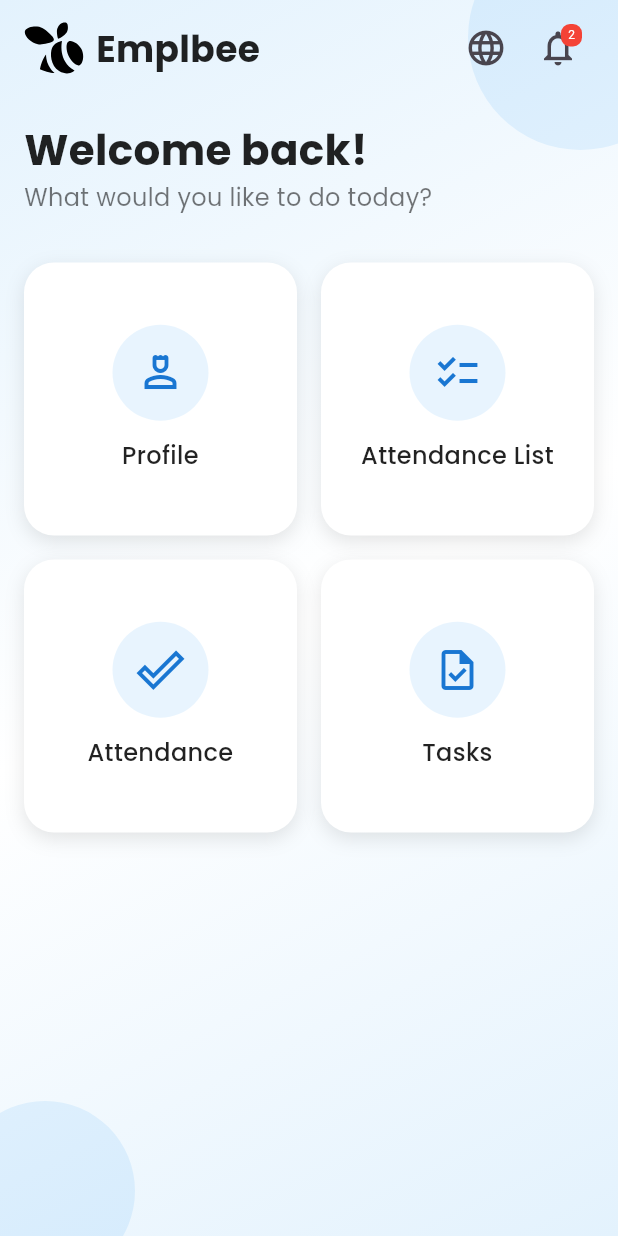
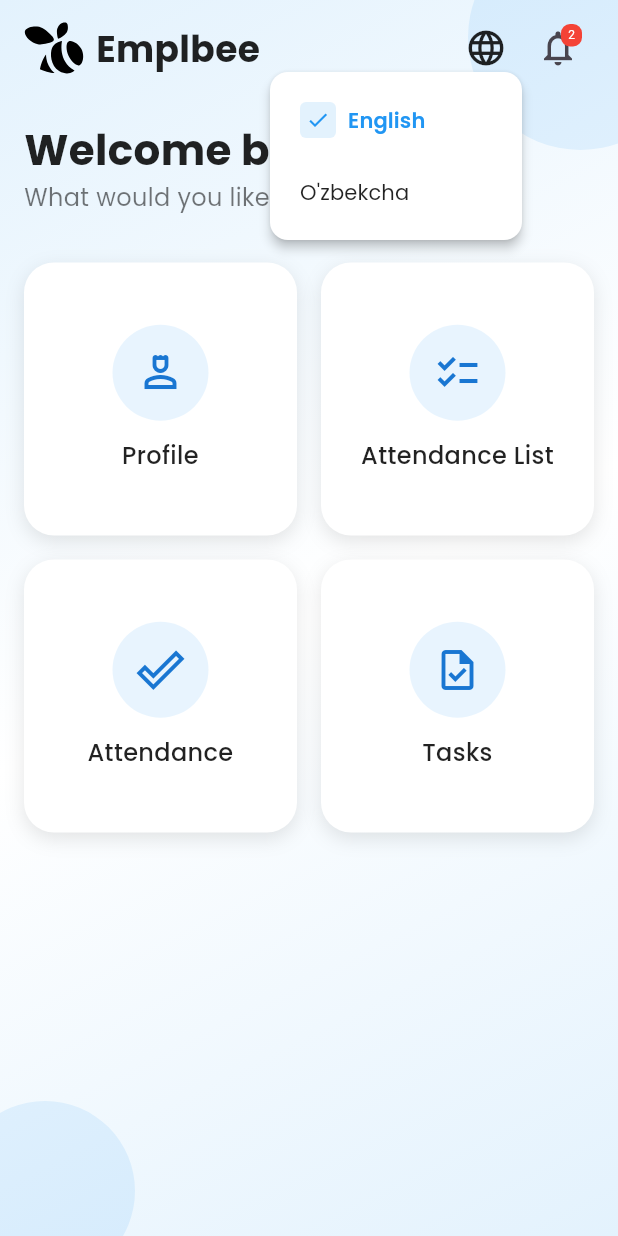
Before and after one commit to IbrokhimSidikov/emplbee_mob, a Flutter app: the HomePage screen opened by its route, after a tap on the "language" icon, on a phone screen of 412 x 824 dp. Run offline on Flutter 3.47's test engine with Material 3 defaults, Android fonts, the phone set to English and light mode, and no system bars; our stand-ins replace animated_text_kit, camera, firebase_core, firebase_messaging, flutter_local_notifications, flutter_secure_storage and 2 more; missing offline and left inert: flutter_web_auth_2; accounts and stored records are empty.

Commit message:
language changer dropdown

```diff
--- a/lib/pages/home_page.dart
+++ b/lib/pages/home_page.dart
@@ -133,18 +133,78 @@ class _HomePageState extends State<HomePage>
                         Row(
                           children: [
                             // Language Switcher
-                            IconButton(
+                            PopupMenuButton<String>(
                               icon: const Icon(Icons.language, size: 28),
-                              onPressed: () {
+                              tooltip: 'Language',
+                              shape: RoundedRectangleBorder(
+                                borderRadius: BorderRadius.circular(12),
+                              ),
+                              position: PopupMenuPosition.under,
+                              elevation: 3,
+                              color: Colors.white,
+                              onSelected: (String languageCode) {
                                 final provider = Provider.of<LocaleProvider>(
                                     context,
                                     listen: false);
-                                final currentLocale = provider.locale;
-                                if (currentLocale.languageCode == 'en') {
-                                  provider.setLocale(const Locale('uz'));
-                                } else {
-                                  provider.setLocale(const Locale('en'));
-                                }
+                                provider.setLocale(Locale(languageCode));
+                              },
+                              itemBuilder: (BuildContext context) {
+                                final provider = Provider.of<LocaleProvider>(
+                                    context,
+                                    listen: false);
+                                return provider.supportedLanguages.entries
+                                    .map((entry) => PopupMenuItem<String>(
+                                          value: entry.key,
+                                          child: Container(
+                                            padding: const EdgeInsets.symmetric(
+                                                horizontal: 8, vertical: 4),
+                                            child: Row(
+                                              mainAxisSize: MainAxisSize.min,
+                                              children: [
+                                                if (provider
+                                                        .locale.languageCode ==
+                                                    entry.key)
+                                                  Container(
+                                                    padding:
+                                                        const EdgeInsets.all(4),
+                                                    decoration: BoxDecoration(
+                                                      color:
+                                                          Colors.blue.shade50,
+                                                      borderRadius:
+                                                          BorderRadius.circular(
+                                                              4),
+                                                    ),
+                                                    child: const Icon(
+                                                      Icons.check,
+                                                      size: 16,
+                                                      color: Colors.blue,
+                                                    ),
+                                                  ),
+                                                if (provider
+                                                        .locale.languageCode ==
+                                                    entry.key)
+                                                  const SizedBox(width: 8),
+                                                Text(
+                                                  entry.value,
+                                                  style: GoogleFonts.poppins(
+                                                    fontSize: 14,
+                                                    color: provider.locale
+                                                                .languageCode ==
+                                                            entry.key
+                                                        ? Colors.blue
+                                                        : Colors.black87,
+                                                    fontWeight: provider.locale
+                                                                .languageCode ==
+                                                            entry.key
+                                                        ? FontWeight.w600
+                                                        : FontWeight.normal,
+                                                  ),
+                                                ),
+                                              ],
+                                            ),
+                                          ),
+                                        ))
+                                    .toList();
                               },
                             ),
                             // Notification Icon
--- a/lib/providers/locale_provider.dart
+++ b/lib/providers/locale_provider.dart
@@ -1,12 +1,25 @@
 import 'package:flutter/material.dart';
 
 class LocaleProvider extends ChangeNotifier {
-  Locale _locale = const Locale('eng');
+  Locale _locale = const Locale('en');
 
   Locale get locale => _locale;
 
+  // List of supported languages
+  final Map<String, String> supportedLanguages = {
+    'en': 'English',
+    'uz': 'O\'zbekcha',
+    // 'ru': 'Русский',
+  };
+
+  String getCurrentLanguageName() {
+    return supportedLanguages[_locale.languageCode] ?? 'English';
+  }
+
   void setLocale(Locale locale) {
-    _locale = locale;
-    notifyListeners();
+    if (supportedLanguages.containsKey(locale.languageCode)) {
+      _locale = locale;
+      notifyListeners();
+    }
   }
 }
```
